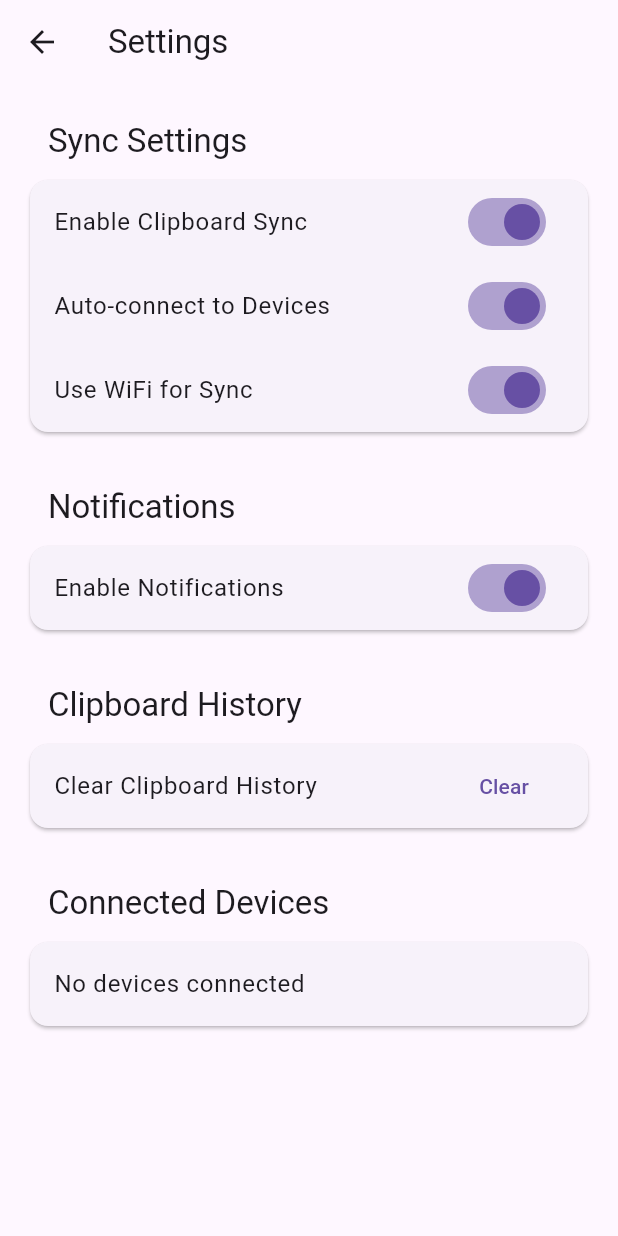
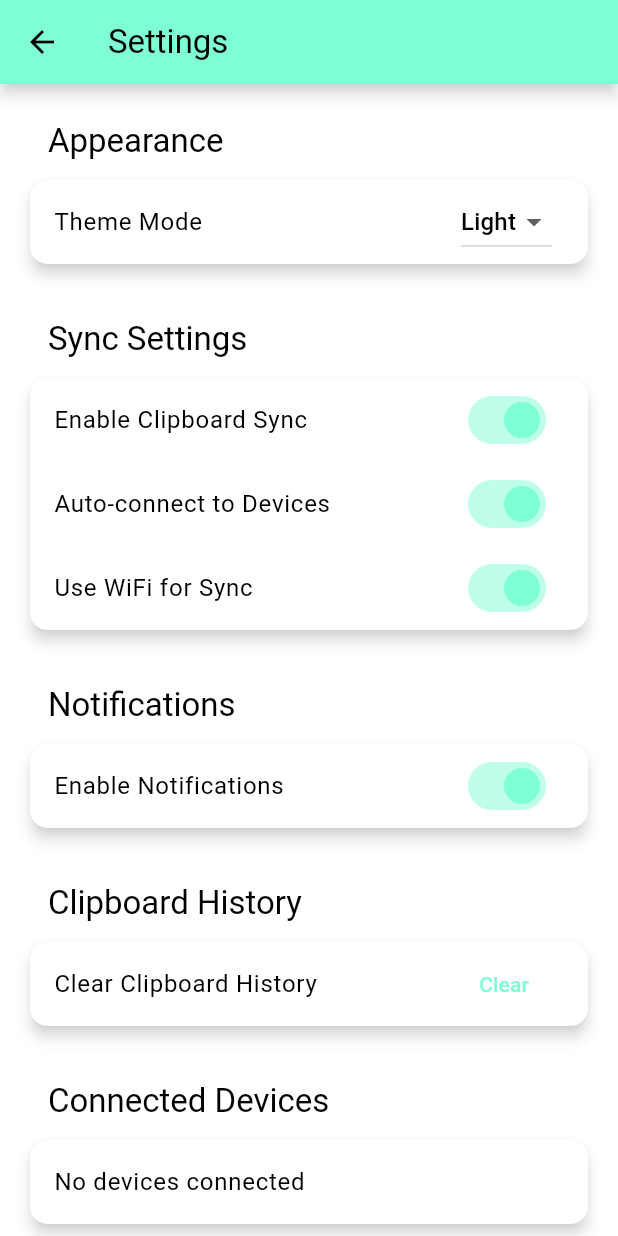
Before and after one commit to nathfavour/clippybara, a Flutter app: the screen it shows after launch, after a tap on the "settings" icon, on a phone screen of 412 x 824 dp. Run offline on Flutter 3.47's test engine with Material 3 defaults, Android fonts, the phone set to English and light mode, and no system bars; our stand-ins replace device_info_plus, get, multicast_dns, package_info_plus, permission_handler; missing offline and left inert: nearby_connections, network_info_plus, wifi_iot.

Commit message:
🌙  feat: implement theming support with light and dark modes using AppTheme class

```diff
--- a/lib/main.dart
+++ b/lib/main.dart
@@ -3,6 +3,7 @@
 import 'src/views/home_page.dart';
 import 'src/controllers/clipboard_controller.dart';
 import 'src/utils/helpers.dart';
+import 'package:clippybara/theme/app_theme.dart';
 import 'dart:io' show Platform, exit;
 import 'package:flutter/foundation.dart' show kIsWeb;
 
@@ -29,10 +30,9 @@
   Widget build(BuildContext context) {
     return GetMaterialApp(
       title: 'Clipybara',
-      theme: ThemeData(
-        primarySwatch: Colors.blue,
-        useMaterial3: true,
-      ),
+      theme: AppTheme.lightTheme,
+      darkTheme: AppTheme.darkTheme,
+      themeMode: ThemeMode.system, // Supports fast live theme switching
       home: const HomePage(),
     );
   }
--- a/lib/src/views/settings_page.dart
+++ b/lib/src/views/settings_page.dart
@@ -26,6 +26,36 @@ class SettingsPage extends StatelessWidget {
                   child: Column(
                     crossAxisAlignment: CrossAxisAlignment.start,
                     children: [
+                      _buildSection(
+                        theme,
+                        'Appearance',
+                        [
+                          ListTile(
+                            title: Text('Theme Mode'),
+                            trailing: DropdownButton<ThemeMode>(
+                              value: Get.isDarkMode
+                                  ? ThemeMode.dark
+                                  : ThemeMode.light,
+                              items: [
+                                DropdownMenuItem(
+                                  value: ThemeMode.light,
+                                  child: Text('Light'),
+                                ),
+                                DropdownMenuItem(
+                                  value: ThemeMode.dark,
+                                  child: Text('Dark'),
+                                ),
+                              ],
+                              onChanged: (ThemeMode? mode) {
+                                if (mode != null) {
+                                  Get.changeThemeMode(mode);
+                                }
+                              },
+                            ),
+                          ),
+                        ],
+                      ),
+                      const SizedBox(height: 24),
                       _buildSection(
                         theme,
                         'Sync Settings',
--- /dev/null
+++ b/lib/theme/app_theme.dart
@@ -0,0 +1,109 @@
+import 'package:flutter/material.dart';
+
+class AppTheme {
+  static final Color aquamarine = const Color(0xFF7FFFD4);
+
+  static final ThemeData lightTheme = ThemeData(
+    useMaterial3: true,
+    brightness: Brightness.light,
+    primaryColor: aquamarine,
+    colorScheme: ColorScheme.light(
+      primary: aquamarine,
+      secondary: Colors.teal,
+      surface: Colors.white,
+      background: Colors.grey[50]!,
+    ),
+    scaffoldBackgroundColor: Colors.white,
+    appBarTheme: AppBarTheme(
+      backgroundColor: aquamarine,
+      elevation: 4,
+      shadowColor: Colors.grey.withOpacity(0.5),
+    ),
+    elevatedButtonTheme: ElevatedButtonThemeData(
+      style: ElevatedButton.styleFrom(
+        backgroundColor: aquamarine,
+        foregroundColor: Colors.white,
+        shadowColor: Colors.grey.withOpacity(0.6),
+        elevation: 8,
+        shape: RoundedRectangleBorder(
+          borderRadius: BorderRadius.circular(12),
+        ),
+      ),
+    ),
+    cardTheme: CardTheme(
+      elevation: 4,
+      shadowColor: Colors.grey.withOpacity(0.5),
+      shape: RoundedRectangleBorder(
+        borderRadius: BorderRadius.circular(12),
+      ),
+    ),
+    switchTheme: SwitchThemeData(
+      thumbColor: MaterialStateProperty.all(aquamarine),
+      trackColor: MaterialStateProperty.all(aquamarine.withOpacity(0.5)),
+    ),
+    floatingActionButtonTheme: FloatingActionButtonThemeData(
+      backgroundColor: aquamarine,
+      foregroundColor: Colors.white,
+      elevation: 4,
+      shape: RoundedRectangleBorder(
+        borderRadius: BorderRadius.circular(16),
+      ),
+    ),
+    dialogTheme: DialogTheme(
+      shape: RoundedRectangleBorder(
+        borderRadius: BorderRadius.circular(16),
+      ),
+      elevation: 8,
+    ),
+    // ...additional theme customizations...
+  );
+
+  static final ThemeData darkTheme = ThemeData(
+    useMaterial3: true,
+    brightness: Brightness.dark,
+    primaryColor: aquamarine,
+    colorScheme: ColorScheme.dark(
+      primary: aquamarine,
+      secondary: Colors.tealAccent,
+      surface: Colors.grey[900]!,
+      background: Colors.black,
+    ),
+    scaffoldBackgroundColor: Colors.black,
+    appBarTheme: AppBarTheme(
+      backgroundColor: aquamarine,
+      elevation: 4,
+      shadowColor: Colors.black45,
+    ),
+    elevatedButtonTheme: ElevatedButtonThemeData(
+      style: ElevatedButton.styleFrom(
+        backgroundColor: aquamarine,
+        foregroundColor: Colors.black,
+        shadowColor: Colors.black54,
+        elevation: 8,
+        shape: RoundedRectangleBorder(
+          borderRadius: BorderRadius.circular(12),
+        ),
+      ),
+    ),
+    cardTheme: CardTheme(
+      elevation: 4,
+      shadowColor: Colors.black45,
+      shape: RoundedRectangleBorder(
+        borderRadius: BorderRadius.circular(12),
+      ),
+    ),
+    switchTheme: SwitchThemeData(
+      thumbColor: MaterialStateProperty.all(aquamarine),
+      trackColor: MaterialStateProperty.all(aquamarine.withOpacity(0.5)),
+    ),
+    floatingActionButtonTheme: FloatingActionButtonThemeData(
+      backgroundColor: aquamarine,
+      foregroundColor: Colors.black,
+      elevation: 4,
+      shape: RoundedRectangleBorder(
+        borderRadius: BorderRadius.circular(16),
+      ),
+    ),
+    // ...additional theme customizations...
+  );
+}
```
Also changed, not shown: lib/src/views/home_page.dart (+46 -15 lines), lib/widgets/clipboard_card.dart (added, +80 -0 lines).
